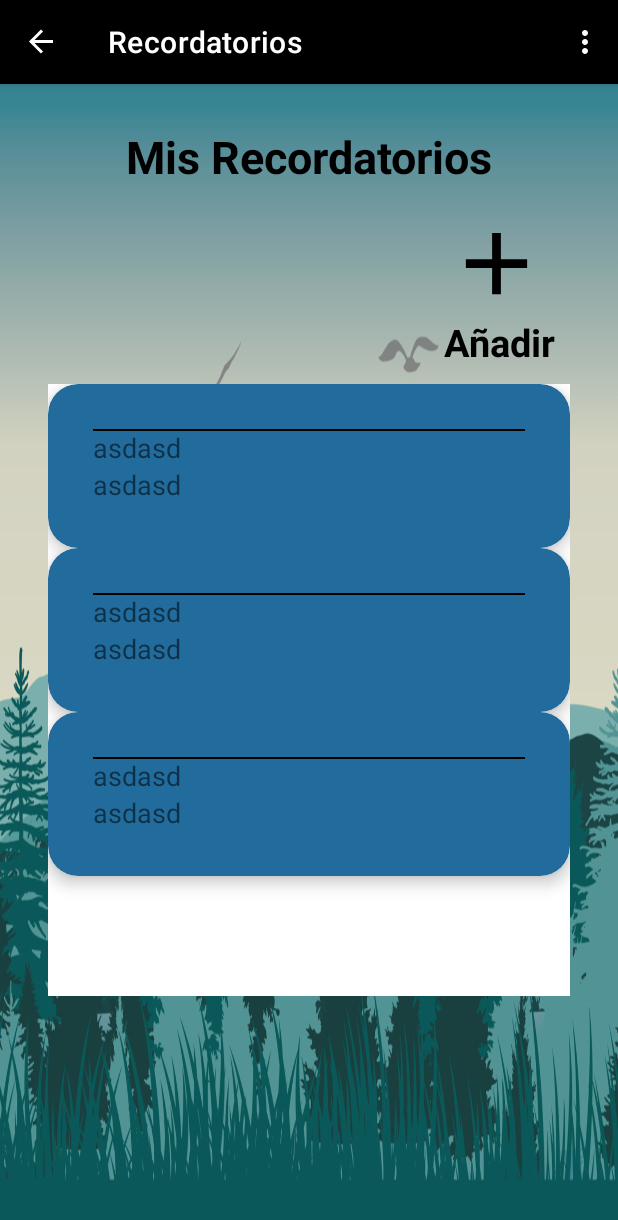
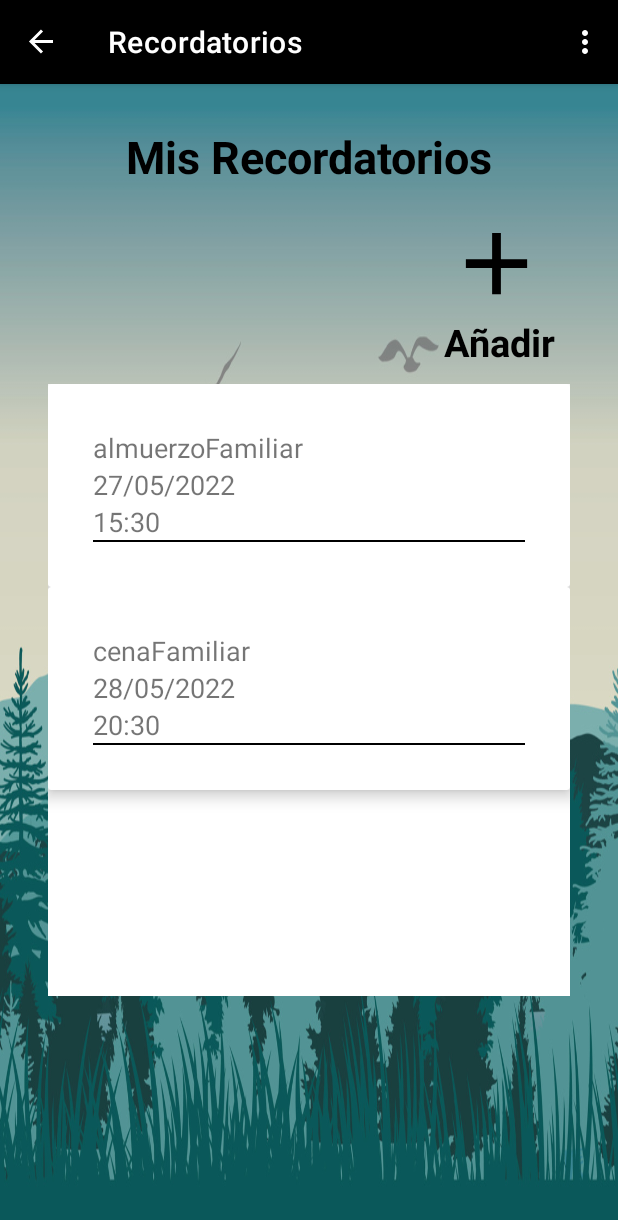
Before and after one commit to shekka12/AwichuPilfrut, an Android app: the screen it shows after launch once a user with an empty profile is signed in (MenuLateralActivity), after a tap on an icon or button, on a phone screen of 412 x 824 dp. Shown: the top 1220 px of the screen. Run offline under Robolectric (Android 15) with nearby library versions, the light colour scheme and no system bars; our stand-ins replace Firebase (no records; nobody signed in at launch, a user with empty details on screens opened directly), navigation-ui; libraries missing offline, so code that uses them is left out: com.firebase.ui.

Commit message:
correccion de bugs y editar perfil

```diff
--- a/app/src/main/AndroidManifest.xml
+++ b/app/src/main/AndroidManifest.xml
@@ -10,6 +10,9 @@
             android:supportsRtl="true"
             android:theme="@style/Theme.Awichu">
         <activity
+                android:name=".menuLateral.ui.slideshow.EditProfil"
+                android:exported="true"/>
+        <activity
                 android:name=".menuLateral.ui.recordatorios.models.RemainingListActivity"
                 android:exported="true"/>
         <activity
@@ -18,7 +21,6 @@
         <activity
                 android:name=".menuLateral.ui.recordatorios.AddNote"
                 android:exported="true"/>
-
         <activity
                 android:name=".menuLateral.MenuLateralActivity"
                 android:exported="true"
@@ -37,7 +39,6 @@
                 android:name=".presentation.main1.view.MainAwichuActivity"
                 android:exported="true"
                 android:screenOrientation="portrait"/>
-
         <activity
                 android:name=".presentation.authentification.login.view.MainActivity"
                 android:exported="true"
--- a/app/src/main/java/com/umss/awichu/botonesInferiores/BotonRecordatorios.kt
+++ b/app/src/main/java/com/umss/awichu/botonesInferiores/BotonRecordatorios.kt
@@ -5,13 +5,18 @@ import androidx.fragment.app.Fragment
 import android.view.LayoutInflater
 import android.view.View
 import android.view.ViewGroup
+import android.widget.Toast
 import androidx.navigation.fragment.findNavController
 import androidx.recyclerview.widget.LinearLayoutManager
 import androidx.recyclerview.widget.RecyclerView
+import com.google.firebase.auth.FirebaseAuth
+import com.google.firebase.database.DataSnapshot
+import com.google.firebase.database.DatabaseError
+import com.google.firebase.database.FirebaseDatabase
+import com.google.firebase.database.ValueEventListener
 import com.umss.awichu.R
 import com.umss.awichu.menuLateral.ui.recordatorios.models.RemainAdapter
 import com.umss.awichu.menuLateral.ui.recordatorios.models.Remaining
-import com.umss.awichu.menuLateral.ui.recordatorios.models.RemainingListActivity
 import kotlinx.android.synthetic.main.fragment_boton_recordatorios.*
 
 
@@ -20,40 +25,65 @@ open class BotonRecordatorios : Fragment() {
 
 
 
-    private lateinit var listaRecordatorios: RemainingListActivity
-
     lateinit var recyclerR: RecyclerView
     lateinit var remainingList: ArrayList<Remaining>
     lateinit var adapterlist: RemainAdapter
+    var mDatabase = FirebaseDatabase.getInstance().reference
+    var mAuth = FirebaseAuth.getInstance()
+
     override fun onCreateView(
         inflater: LayoutInflater, container: ViewGroup?,
         savedInstanceState: Bundle?
     ): View? {
-        //return inflater.inflate(R.layout.fragment_boton_recordatorios, container, false)
+
         var vista1 = inflater.inflate(R.layout.fragment_boton_recordatorios, container, false)
-        remainingList = arrayListOf<Remaining>()
-        recyclerR = vista1.findViewById(R.id.remainigList)
+        remainingList = arrayListOf()
+        recyclerR = vista1.findViewById(R.id.remainingRecyclerList)
+
         recyclerR.layoutManager = LinearLayoutManager(context)
-        llenarLista()
-        adapterlist = RemainAdapter(remainingList)
+        adapterlist = RemainAdapter(remainingList,this)
         recyclerR.adapter = adapterlist
+        setupRecyclerView()
         return  vista1
     }
 
-    private fun llenarLista() {
-        var recor = Remaining("20/20/22","12:00","Gabriel")
-        remainingList.add(Remaining("asdasd","asdasd","asdasd"))
-        remainingList.add(Remaining("asdasd","asdasd","asdasd"))
-        remainingList.add(Remaining("asdasd","asdasd","asdasd"))
+    private fun setupRecyclerView() {
+
+        remainingList.add(Remaining("27/05/2022","15:30","almuerzoFamiliar"))
+        remainingList.add(Remaining("28/05/2022","20:30","cenaFamiliar"))
+
+        val userId: String = mAuth.currentUser!!.uid
+        val postListener = object : ValueEventListener {
+            override fun onDataChange(dataSnapshot: DataSnapshot){
+                if(dataSnapshot.exists()){
+                    val name: String = dataSnapshot.child("username").value.toString()
+                    val lastname: String = dataSnapshot.child("lastname").value.toString()
+
+                    remainingList.add(Remaining("29/06/2022", lastname, name))
+
+                }
+            }
+            override fun onCancelled(error: DatabaseError) {
+                Toast.makeText(context, "lalalalal", Toast.LENGTH_LONG).show()
+            }
+        }
+        mDatabase.child("Users").child(userId).addValueEventListener(postListener)
+
     }
+
+
+
 
     override fun onViewCreated(view: View, savedInstanceState: Bundle?) {
         super.onViewCreated(view, savedInstanceState)
         imageButton3.setOnClickListener{
             findNavController().navigate(R.id.gotoRe)
         }
+    }
 
 
+     fun onRemainClick(nombre: String) {
+        Toast.makeText(context, nombre, Toast.LENGTH_LONG).show()
     }
 
 }
--- a/app/src/main/java/com/umss/awichu/botonesInferiores/editarPerfil.kt
+++ b/app/src/main/java/com/umss/awichu/botonesInferiores/editarPerfil.kt
@@ -9,4 +9,6 @@ class editarPerfil : AppCompatActivity() {
         super.onCreate(savedInstanceState)
         setContentView(R.layout.activity_editar_perfil)
     }
+
+
 }
--- a/app/src/main/java/com/umss/awichu/menuLateral/ui/recordatorios/models/RemainAdapter.kt
+++ b/app/src/main/java/com/umss/awichu/menuLateral/ui/recordatorios/models/RemainAdapter.kt
@@ -7,32 +7,41 @@ import android.view.ViewGroup
 import android.widget.TextView
 import androidx.recyclerview.widget.RecyclerView
 import com.umss.awichu.R
+import com.umss.awichu.botonesInferiores.BotonRecordatorios
+import kotlinx.android.synthetic.main.item_rv.view.*
 
 
+class RemainAdapter(private val remainingList: ArrayList<Remaining>,
+                    private val itemClickListenner: BotonRecordatorios
+): RecyclerView.Adapter<baseViewHolder<*>>() {
 
-class RemainAdapter(private val remainingList: ArrayList<Remaining>): RecyclerView.Adapter<RemainAdapter.MyViewHolder1>(){
-
-
-    class MyViewHolder1(itemView: View): RecyclerView.ViewHolder(itemView){
-        val nameRemain1: TextView = itemView.findViewById(R.id.etx_nameItem)
-        val dateRemain1: TextView = itemView.findViewById(R.id.etx_dateItem)
+    interface onRemainClickListenner {
+        fun onRemainClick(nombre: String)
     }
 
-    override fun onCreateViewHolder(parent: ViewGroup, viewType: Int): MyViewHolder1 {
-
-        val itemView = LayoutInflater.from(parent.context).inflate(R.layout.item_rv, parent, false)
-        return MyViewHolder1(itemView)
+    override fun onCreateViewHolder(parent: ViewGroup, viewType: Int): baseViewHolder<*> {
+        return remainingViewHolder(LayoutInflater.from(parent.context).inflate(R.layout.item_rv, parent, false))
     }
 
-    override fun onBindViewHolder(holder: MyViewHolder1, position: Int) {
-        val currentItem = remainingList[position]
-
-        holder.nameRemain1.text = currentItem.nombre
-        holder.dateRemain1.text = currentItem.fechaRecordatorio
+    override fun onBindViewHolder(holder: baseViewHolder<*>, position: Int) {
+        when (holder) {
+            is remainingViewHolder -> holder.bind(remainingList[position], position)
+            else -> throw IllegalArgumentException("Error")
+        }
     }
 
     override fun getItemCount(): Int {
-        return  remainingList.size
+        return remainingList.size
     }
 
+    inner class remainingViewHolder(itemView: View) : baseViewHolder<Remaining>(itemView) {
+        override fun bind(item: Remaining, position: Int) {
+            itemView.setOnClickListener { itemClickListenner.onRemainClick(item.nombre) }
+            itemView.etx_nameItem.text = item.nombre
+            itemView.etx_dateItem.text = item.fechaRecordatorio
+            itemView.etx_hourItem.text = item.hora
+
+        }
+
+    }
 }
--- /dev/null
+++ b/app/src/main/java/com/umss/awichu/menuLateral/ui/recordatorios/models/baseViewHolder.kt
@@ -0,0 +1,8 @@
+package com.umss.awichu.menuLateral.ui.recordatorios.models
+
+import android.view.View
+import androidx.recyclerview.widget.RecyclerView
+
+abstract class baseViewHolder<T>(itemView: View): RecyclerView.ViewHolder(itemView){
+    abstract fun bind(item: T, position: Int)
+}
--- a/app/src/main/java/com/umss/awichu/presentation/authentification/registro/view/RegisterActivity.kt
+++ b/app/src/main/java/com/umss/awichu/presentation/authentification/registro/view/RegisterActivity.kt
@@ -7,16 +7,13 @@ import android.text.method.PasswordTransformationMethod
 import android.view.View
 import android.view.View.GONE
 import android.view.View.VISIBLE
-import com.google.android.gms.dynamic.IFragmentWrapper
 import com.umss.awichu.R
 import com.umss.awichu.base.BaseActivity
 import com.umss.awichu.menuLateral.MenuLateralActivity
 import com.umss.awichu.presentation.authentification.registro.registerInteractor.registerInteractorImpl
 import com.umss.awichu.presentation.authentification.login.view.MainActivity
-import com.umss.awichu.presentation.main1.view.MainAwichuActivity
 import com.umss.awichu.presentation.authentification.registro.RegisterContract
 import com.umss.awichu.presentation.authentification.registro.presenter.RegisterPresenter
-import kotlinx.android.synthetic.main.activity_main.*
 import kotlinx.android.synthetic.main.activity_register.*
 
 class RegisterActivity : BaseActivity(), RegisterContract.registerView {
--- a/app/src/main/res/layout/activity_password_recover.xml
+++ b/app/src/main/res/layout/activity_password_recover.xml
@@ -42,7 +42,8 @@
                 android:layout_width="match_parent"
                 android:layout_height="wrap_content"
                 android:inputType="textEmailAddress"
-                android:hint="@string/correo_electronico"
+                android:hint="Correo electrónico"
+                android:digits="0123456789abcdefghijklmnñopqrstuvwxyzABCDEFGHIJKLMNÑOPQRSTUVWXYZ@_-."
                 android:ems="10"
                 android:maxLength="50"
                 android:background="@color/white"
@@ -76,7 +77,7 @@
             android:layout_marginStart="32dp"
             android:layout_marginEnd="32dp"/>
     <TextView
-            android:text="Ingrese su correo eléctronico"
+            android:text="Ingrese su correo electrónico"
             android:layout_width="wrap_content"
             android:layout_height="wrap_content"
             android:textStyle="bold"
--- a/app/src/main/res/layout/activity_remain.xml
+++ b/app/src/main/res/layout/activity_remain.xml
@@ -45,13 +45,12 @@
                 android:id="@+id/etx_title"
                 android:layout_width="match_parent"
                 android:layout_height="wrap_content"
-                android:textAlignment="textStart"
+                android:paddingLeft="20dp"
                 android:textSize="20sp"
                 android:minHeight="48dp"
-                android:digits="abcdefghijklmnñopqrstuvwxyzABCDEFGHIJKLMNÑOPQRSTUVWXYZ1234567890"
+                android:digits="abcdefghijklmnñopqrstuvwxyzABCDEFGHIJKLMNÑOPQRSTUVWXYZ1234567890 "
                 android:maxLength="20"
                 android:background="#FFFFFF"
-                android:text=""
                 app:layout_constraintTop_toBottomOf="@+id/textViewNom"
                 android:layout_marginTop="16dp"
                 app:layout_constraintStart_toStartOf="parent"
--- a/app/src/main/res/layout/fragment_boton_recordatorios.xml
+++ b/app/src/main/res/layout/fragment_boton_recordatorios.xml
@@ -35,7 +35,7 @@
                 android:layout_marginEnd="32dp"/>
 
     <androidx.recyclerview.widget.RecyclerView
-            android:id="@+id/remainigList"
+            android:id="@+id/remainingRecyclerList"
             android:layout_width="match_parent"
             android:layout_height="match_parent"
             android:background="@color/white"
--- a/app/src/main/res/layout/item_rv.xml
+++ b/app/src/main/res/layout/item_rv.xml
@@ -6,10 +6,7 @@
         android:layout_height="wrap_content"
         xmlns:app="http://schemas.android.com/apk/res-auto"
         android:id="@+id/card_remain"
-        app:cardBackgroundColor="#226C9D"
-        app:cardCornerRadius="20dp"
-        app:cardElevation="6dp"
-        >
+        app:cardElevation="6dp">
 
     <androidx.constraintlayout.widget.ConstraintLayout
             android:layout_width="match_parent"
@@ -32,12 +29,19 @@
                 android:layout_height="wrap_content"
                 android:textSize="18sp"
                 app:layout_constraintTop_toBottomOf="@+id/etx_nameItem"/>
+        <TextView
+                android:id="@+id/etx_hourItem"
+                android:layout_width="match_parent"
+                android:text="Hora"
+                android:layout_height="wrap_content"
+                android:textSize="18sp"
+                app:layout_constraintTop_toBottomOf="@+id/etx_dateItem"/>
         <View
                 android:layout_width="match_parent"
                 android:layout_height="1dp"
                 android:background="@color/black"
-                tools:layout_editor_absoluteY="58dp" app:layout_constraintStart_toStartOf="parent"
-                app:layout_constraintEnd_toEndOf="parent" tools:ignore="MissingConstraints"/>
+                tools:layout_editor_absoluteY="82dp"
+                app:layout_constraintTop_toBottomOf="@id/etx_hourItem"/>
 
 
     </androidx.constraintlayout.widget.ConstraintLayout>
--- a/app/src/main/res/navigation/mobile_navigation.xml
+++ b/app/src/main/res/navigation/mobile_navigation.xml
@@ -16,7 +16,6 @@
         <action android:id="@+id/confi" app:destination="@id/botonConfiguracion"/>
         <action android:id="@+id/recor" app:destination="@id/botonRecordatorios"/>
         <action android:id="@+id/gotoRemainRecycler" app:destination="@id/remainingListActivity"/>
-        <action android:id="@+id/wait" app:destination="@id/mainAwichuActivity"/>
     </fragment>
 
     <fragment
@@ -24,7 +23,7 @@
             android:name="com.umss.awichu.menuLateral.ui.slideshow.SlideshowFragment"
             android:label="Perfil"
             tools:layout="@layout/fragment_slideshow">
-        <action android:id="@+id/edit" app:destination="@id/editarPerfil"/>
+        <action android:id="@+id/action_nav_slideshow_to_editProfil" app:destination="@id/gotoEditProfil"/>
     </fragment>
     <fragment
             android:id="@+id/id_ayuda_fragment"
@@ -72,5 +71,7 @@
     <activity android:id="@+id/mainAwichuActivity"
               android:name="com.umss.awichu.presentation.main1.view.MainAwichuActivity"
               android:label="activity_main_awichu" tools:layout="@layout/activity_main_awichu"/>
+    <activity android:id="@+id/gotoEditProfil" android:name="com.umss.awichu.menuLateral.ui.slideshow.EditProfil"
+              android:label="activity_edit_profil" tools:layout="@layout/activity_edit_profil"/>
 
 </navigation>
```
Also changed, not shown: app/src/main/java/com/umss/awichu/menuLateral/ui/recordatorios/models/RemainingListActivity.kt (deleted, +0 -90 lines), app/src/main/java/com/umss/awichu/menuLateral/ui/slideshow/EditProfil.kt (added, +48 -0 lines), app/src/main/java/com/umss/awichu/menuLateral/ui/slideshow/SlideshowFragment.kt (+9 -8 lines), app/src/main/java/com/umss/awichu/menuLateral/ui/slideshow/SlideshowViewModel.kt (deleted, +0 -13 lines), app/src/main/java/com/umss/awichu/presentation/authentification/registro/presenter/RegisterPresenter.kt (+4 -4 lines), app/src/main/res/layout/activity_edit_profil.xml (added, +158 -0 lines), app/src/main/res/layout/fragment_slideshow.xml (+6 -6 lines).
